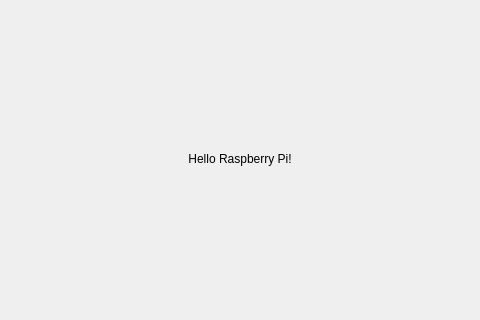
This is recipes-applications/hellowidget/files/mainwindow.ui in raspilab-de/meta-raspilab as Qt 5 draws it before an edit; both pictures show x 160 to 640 and y 116 to 436 of the 800 by 600 pixel window. The edited form follows.
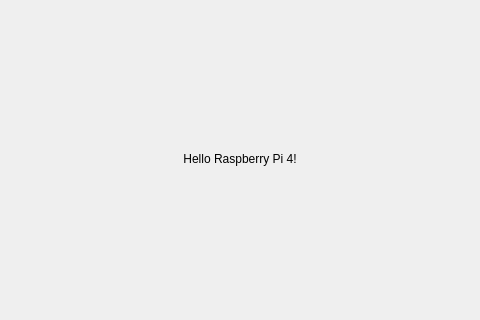
This is the edited form.

What changed in the file:
```diff
--- a/recipes-applications/hellowidget/files/mainwindow.ui
+++ b/recipes-applications/hellowidget/files/mainwindow.ui
@@ -18,7 +18,7 @@
     <item>
      <widget class="QLabel" name="label">
       <property name="text">
-       <string>Hello Raspberry Pi!</string>
+       <string>Hello Raspberry Pi 4!</string>
       </property>
       <property name="textFormat">
        <enum>Qt::PlainText</enum>
```
